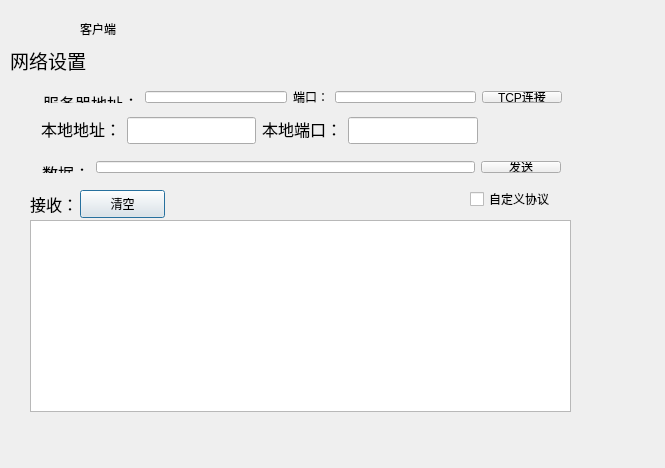
First picture: the form in qsockettools.ui, repository yexiaopeng/QSocketTools, before the edit.
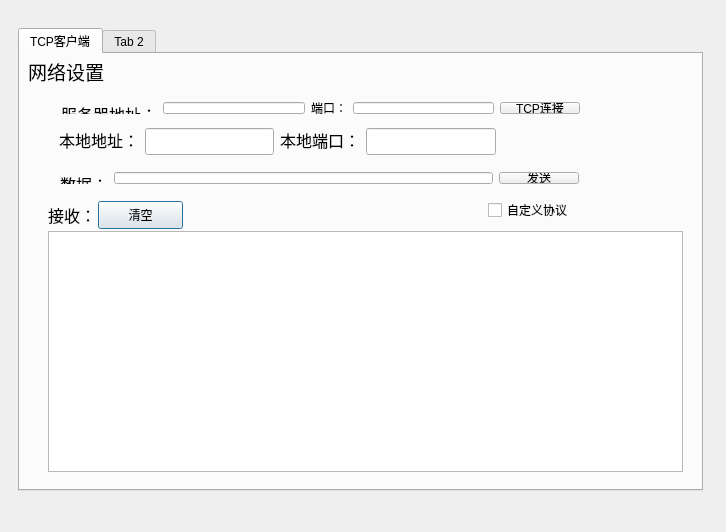
Second picture: the form after the edit.

The edit to the form file:
```diff
--- a/qsockettools.ui
+++ b/qsockettools.ui
@@ -6,31 +6,57 @@
    <rect>
     <x>0</x>
     <y>0</y>
-    <width>665</width>
-    <height>468</height>
+    <width>726</width>
+    <height>532</height>
    </rect>
   </property>
   <property name="windowTitle">
    <string>QSocketTools</string>
   </property>
-  <widget class="QLabel" name="label">
+  <widget class="QTabWidget" name="tabWidget">
    <property name="geometry">
     <rect>
-     <x>80</x>
-     <y>20</y>
-     <width>51</width>
-     <height>17</height>
+     <x>18</x>
+     <y>28</y>
+     <width>685</width>
+     <height>463</height>
+    </rect>
+   </property>
+   <property name="currentIndex">
+    <number>0</number>
+   </property>
+   <widget class="QWidget" name="TCP_Client">
+    <attribute name="title">
+     <string>TCP客户端</string>
+    </attribute>
+    <widget class="QLineEdit" name="le_localPort">
+     <property name="geometry">
+      <rect>
+       <x>346</x>
+       <y>74</y>
+       <width>130</width>
+       <height>27</height>
+      </rect>
+     </property>
+    </widget>
+    <widget class="QPushButton" name="pb_CleanReceive">
+     <property name="geometry">
+      <rect>
+       <x>78</x>
+       <y>147</y>
+       <width>85</width>
+       <height>28</height>
     </rect>
    </property>
    <property name="text">
-    <string>客户端</string>
+      <string>清空</string>
    </property>
   </widget>
   <widget class="QLabel" name="label_2">
    <property name="geometry">
     <rect>
-     <x>10</x>
-     <y>50</y>
+       <x>8</x>
+       <y>7</y>
      <width>81</width>
      <height>21</height>
     </rect>
@@ -44,60 +70,21 @@
     <string>网络设置</string>
    </property>
   </widget>
-  <widget class="QLabel" name="label_6">
+    <widget class="QLineEdit" name="le_localAddr">
    <property name="geometry">
     <rect>
-     <x>30</x>
-     <y>190</y>
-     <width>48</width>
-     <height>28</height>
-    </rect>
-   </property>
-   <property name="text">
-    <string>&lt;html&gt;&lt;head/&gt;&lt;body&gt;&lt;p&gt;&lt;span style=&quot; font-size:12pt;&quot;&gt;接收：&lt;/span&gt;&lt;/p&gt;&lt;/body&gt;&lt;/html&gt;</string>
-   </property>
-  </widget>
-  <widget class="QTextBrowser" name="tb_ReceiveData">
-   <property name="geometry">
-    <rect>
-     <x>30</x>
-     <y>220</y>
-     <width>541</width>
-     <height>192</height>
-    </rect>
-   </property>
-  </widget>
-  <widget class="QPushButton" name="pb_CleanReceive">
-   <property name="geometry">
-    <rect>
-     <x>80</x>
-     <y>190</y>
-     <width>85</width>
-     <height>28</height>
-    </rect>
-   </property>
-   <property name="text">
-    <string>清空</string>
-   </property>
-  </widget>
-  <widget class="QCheckBox" name="cb_isDefaultProtocol">
-   <property name="geometry">
-    <rect>
-     <x>470</x>
-     <y>188</y>
-     <width>101</width>
-     <height>22</height>
-    </rect>
-   </property>
-   <property name="text">
-    <string>自定义协议</string>
+       <x>125</x>
+       <y>74</y>
+       <width>129</width>
+       <height>27</height>
+      </rect>
    </property>
   </widget>
   <widget class="QWidget" name="layoutWidget">
    <property name="geometry">
     <rect>
-     <x>31</x>
-     <y>150</y>
+       <x>29</x>
+       <y>107</y>
      <width>541</width>
      <height>34</height>
     </rect>
@@ -122,11 +109,47 @@
     </item>
    </layout>
   </widget>
+    <widget class="QLabel" name="label_8">
+     <property name="geometry">
+      <rect>
+       <x>260</x>
+       <y>74</y>
+       <width>80</width>
+       <height>22</height>
+      </rect>
+     </property>
+     <property name="text">
+      <string>&lt;html&gt;&lt;head/&gt;&lt;body&gt;&lt;p&gt;&lt;span style=&quot; font-size:12pt;&quot;&gt;本地端口：&lt;/span&gt;&lt;/p&gt;&lt;/body&gt;&lt;/html&gt;</string>
+     </property>
+    </widget>
+    <widget class="QTextBrowser" name="tb_ReceiveData">
+     <property name="geometry">
+      <rect>
+       <x>28</x>
+       <y>177</y>
+       <width>635</width>
+       <height>241</height>
+      </rect>
+     </property>
+    </widget>
+    <widget class="QCheckBox" name="cb_isDefaultProtocol">
+     <property name="geometry">
+      <rect>
+       <x>468</x>
+       <y>145</y>
+       <width>101</width>
+       <height>22</height>
+      </rect>
+     </property>
+     <property name="text">
+      <string>自定义协议</string>
+     </property>
+    </widget>
   <widget class="QWidget" name="layoutWidget">
    <property name="geometry">
     <rect>
-     <x>32</x>
-     <y>80</y>
+       <x>30</x>
+       <y>37</y>
      <width>541</width>
      <height>34</height>
     </rect>
@@ -172,8 +195,8 @@
   <widget class="QLabel" name="label_7">
    <property name="geometry">
     <rect>
-     <x>41</x>
-     <y>117</y>
+       <x>39</x>
+       <y>74</y>
      <width>80</width>
      <height>22</height>
     </rect>
@@ -182,38 +205,52 @@
     <string>&lt;html&gt;&lt;head/&gt;&lt;body&gt;&lt;p&gt;&lt;span style=&quot; font-size:12pt;&quot;&gt;本地地址：&lt;/span&gt;&lt;/p&gt;&lt;/body&gt;&lt;/html&gt;</string>
    </property>
   </widget>
-  <widget class="QLineEdit" name="le_localAddr">
+    <widget class="QLabel" name="label_6">
    <property name="geometry">
     <rect>
-     <x>127</x>
-     <y>117</y>
-     <width>129</width>
-     <height>27</height>
-    </rect>
-   </property>
-  </widget>
-  <widget class="QLabel" name="label_8">
-   <property name="geometry">
-    <rect>
-     <x>262</x>
-     <y>117</y>
-     <width>80</width>
-     <height>22</height>
+       <x>28</x>
+       <y>147</y>
+       <width>48</width>
+       <height>28</height>
     </rect>
    </property>
    <property name="text">
-    <string>&lt;html&gt;&lt;head/&gt;&lt;body&gt;&lt;p&gt;&lt;span style=&quot; font-size:12pt;&quot;&gt;本地端口：&lt;/span&gt;&lt;/p&gt;&lt;/body&gt;&lt;/html&gt;</string>
-   </property>
-  </widget>
-  <widget class="QLineEdit" name="le_localPort">
-   <property name="geometry">
-    <rect>
-     <x>348</x>
-     <y>117</y>
-     <width>130</width>
-     <height>27</height>
-    </rect>
-   </property>
+      <string>&lt;html&gt;&lt;head/&gt;&lt;body&gt;&lt;p&gt;&lt;span style=&quot; font-size:12pt;&quot;&gt;接收：&lt;/span&gt;&lt;/p&gt;&lt;/body&gt;&lt;/html&gt;</string>
+     </property>
+    </widget>
+    <zorder>label_2</zorder>
+    <zorder>le_localPort</zorder>
+    <zorder>le_localAddr</zorder>
+    <zorder>label_8</zorder>
+    <zorder>layoutWidget</zorder>
+    <zorder>label_7</zorder>
+    <zorder>le_localPort</zorder>
+    <zorder>pb_CleanReceive</zorder>
+    <zorder>le_localAddr</zorder>
+    <zorder>layoutWidget</zorder>
+    <zorder>label_8</zorder>
+    <zorder>tb_ReceiveData</zorder>
+    <zorder>cb_isDefaultProtocol</zorder>
+    <zorder>layoutWidget</zorder>
+    <zorder>label_7</zorder>
+    <zorder>label_6</zorder>
+    <zorder>le_localPort</zorder>
+    <zorder>pb_CleanReceive</zorder>
+    <zorder>label_2</zorder>
+    <zorder>le_localAddr</zorder>
+    <zorder>layoutWidget</zorder>
+    <zorder>label_8</zorder>
+    <zorder>tb_ReceiveData</zorder>
+    <zorder>cb_isDefaultProtocol</zorder>
+    <zorder>layoutWidget</zorder>
+    <zorder>label_7</zorder>
+    <zorder>label_6</zorder>
+   </widget>
+   <widget class="QWidget" name="UDP">
+    <attribute name="title">
+     <string>Tab 2</string>
+    </attribute>
+   </widget>
   </widget>
  </widget>
  <layoutdefault spacing="6" margin="11"/>
```
Lines whose indentation alone changed are shown as unchanged.
